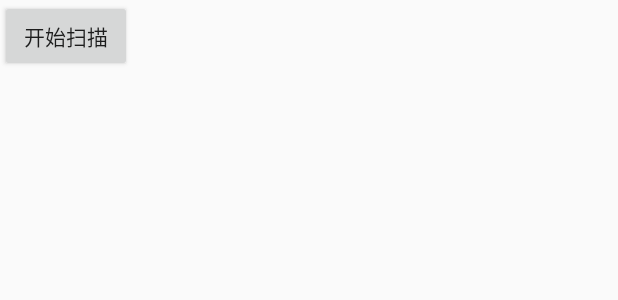
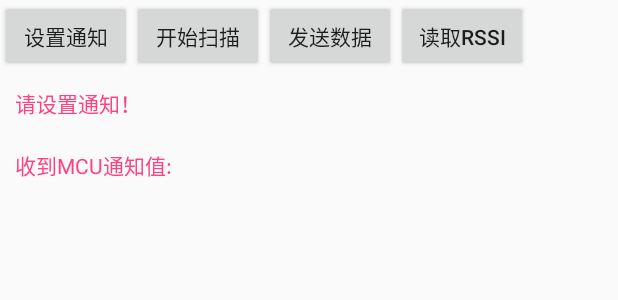
Before and after one commit to aicareles/Android-BLE, an Android app: the layout activity_test.xml on its own in the app's theme, with its tools: preview values and no code run, on a phone screen of 412 x 824 dp. Shown: the top 300 px of the screen. Run offline under Robolectric (Android 15) with nearby library versions, the phone set to English and light mode, and no system bars; network calls fail.

Commit message:
添加跳转到其他界面，操作该蓝牙对象的扫描、连接、断开、通知等回调的接口（任意界面都可以随心所欲的操作或者拿到mcu返回的数据）

```diff
--- a/app/src/main/AndroidManifest.xml
+++ b/app/src/main/AndroidManifest.xml
@@ -37,9 +37,9 @@
             android:name=".activity.DeviceControlActivity"
             android:screenOrientation="portrait" />
 
-        <!--<activity-->
-            <!--android:name=".activity.TestActivity"-->
-            <!--android:screenOrientation="portrait" />-->
+        <activity
+            android:name=".activity.TestActivity"
+            android:screenOrientation="portrait" />
 
         <activity
             android:name=".activity.IntroducedActivity"
--- a/app/src/main/res/layout/activity_test.xml
+++ b/app/src/main/res/layout/activity_test.xml
@@ -1,20 +1,61 @@
 <?xml version="1.0" encoding="utf-8"?>
-<LinearLayout xmlns:android="http://schemas.android.com/apk/res/android"
+<RelativeLayout xmlns:android="http://schemas.android.com/apk/res/android"
     android:layout_width="match_parent"
-    android:layout_height="match_parent"
-    android:orientation="vertical">
+    android:layout_height="match_parent">
+
+    <Button
+        android:id="@+id/notify"
+        android:layout_width="wrap_content"
+        android:layout_height="wrap_content"
+        android:text="设置通知"
+        android:onClick="testNotify"/>
 
     <Button
         android:id="@+id/scan"
-        android:layout_alignParentRight="true"
         android:layout_width="wrap_content"
         android:layout_height="wrap_content"
+        android:layout_toRightOf="@+id/notify"
         android:text="开始扫描"
-        android:onClick="scan"/>
+        android:onClick="testScan"/>
+
+    <Button
+        android:id="@+id/send"
+        android:layout_width="wrap_content"
+        android:layout_height="wrap_content"
+        android:layout_toRightOf="@+id/scan"
+        android:text="发送数据"
+        android:onClick="testSend"/>
+
+    <Button
+        android:id="@+id/rssi"
+        android:layout_width="wrap_content"
+        android:layout_height="wrap_content"
+        android:layout_toRightOf="@+id/send"
+        android:text="读取RSSI"
+        android:onClick="testRssi"/>
+
+    <TextView
+        android:id="@+id/notify_statue"
+        android:layout_width="match_parent"
+        android:layout_height="wrap_content"
+        android:layout_below="@+id/notify"
+        android:layout_margin="10dp"
+        android:textColor="@color/colorAccent"
+        android:text="请设置通知！"/>
+
+    <TextView
+        android:id="@+id/notify_value"
+        android:layout_width="match_parent"
+        android:layout_height="wrap_content"
+        android:layout_below="@+id/notify_statue"
+        android:layout_margin="10dp"
+        android:textColor="@color/colorAccent"
+        android:text="收到MCU通知值:"/>
 
     <ListView
         android:id="@+id/lv_scan"
         android:layout_width="match_parent"
-        android:layout_height="match_parent"/>
+        android:layout_height="match_parent"
+        android:layout_below="@+id/notify_value"/>
 
-</LinearLayout>
+</RelativeLayout>
--- a/blelibrary/src/main/java/cn/com/heaton/blelibrary/ble/BleDevice.java
+++ b/blelibrary/src/main/java/cn/com/heaton/blelibrary/ble/BleDevice.java
@@ -9,6 +9,7 @@ import android.os.Looper;
 import android.text.TextUtils;
 import android.util.Log;
 
+import java.io.Serializable;
 import java.util.concurrent.atomic.AtomicBoolean;
 
 import cn.com.heaton.blelibrary.ota.OtaListener;
@@ -18,9 +19,10 @@ import cn.com.heaton.blelibrary.ota.OtaListener;
  * Created by LiuLei on 2016/11/26.
  */
 
-public class BleDevice {
+public class BleDevice implements Serializable{
 
     public final static String          TAG                      = BleDevice.class.getSimpleName();
+    private static final long serialVersionUID = -2576082824642358033L;
 
     /**
      *  连接状态
--- a/blelibrary/src/main/java/cn/com/heaton/blelibrary/ble/proxy/RequestImpl.java
+++ b/blelibrary/src/main/java/cn/com/heaton/blelibrary/ble/proxy/RequestImpl.java
@@ -65,6 +65,12 @@ public class RequestImpl<T extends BleDevice> implements RequestLisenter<T>{
     }
 
     @Override
+    public void disconnect(T device, BleConnCallback<T> callback) {
+        ConnectRequest<T> request = Rproxy.getInstance().getRequest(ConnectRequest.class);
+        request.disconnect(device, callback);
+    }
+
+    @Override
     public boolean read(T device, BleReadCallback<T> callback) {
         ReadRequest<T> request = Rproxy.getInstance().getRequest(ReadRequest.class);
         return request.read(device, callback);
--- a/blelibrary/src/main/java/cn/com/heaton/blelibrary/ble/proxy/RequestLisenter.java
+++ b/blelibrary/src/main/java/cn/com/heaton/blelibrary/ble/proxy/RequestLisenter.java
@@ -23,6 +23,8 @@ public interface RequestLisenter<T> {
 
     void disconnect(T device);
 
+    void disconnect(T device, BleConnCallback<T> callback);
+
     boolean read(T device, BleReadCallback<T> callback);
 
     boolean readRssi(T device, BleReadRssiCallback<T> callback);
```
Also changed, not shown: app/src/main/java/com/example/admin/mybledemo/activity/BleActivity.java (+13 -6 lines), app/src/main/java/com/example/admin/mybledemo/activity/TestActivity.java (+204 -198 lines), app/src/main/res/layout/activity_ble.xml (+8 -9 lines), blelibrary/src/main/java/cn/com/heaton/blelibrary/ble/Ble.java (+10 -1 lines), blelibrary/src/main/java/cn/com/heaton/blelibrary/ble/request/ConnectRequest.java (+34 -4 lines), blelibrary/src/main/java/cn/com/heaton/blelibrary/ble/request/NotifyRequest.java (+16 -5 lines), blelibrary/src/main/java/cn/com/heaton/blelibrary/ble/request/ScanRequest.java (+3 -4 lines).
